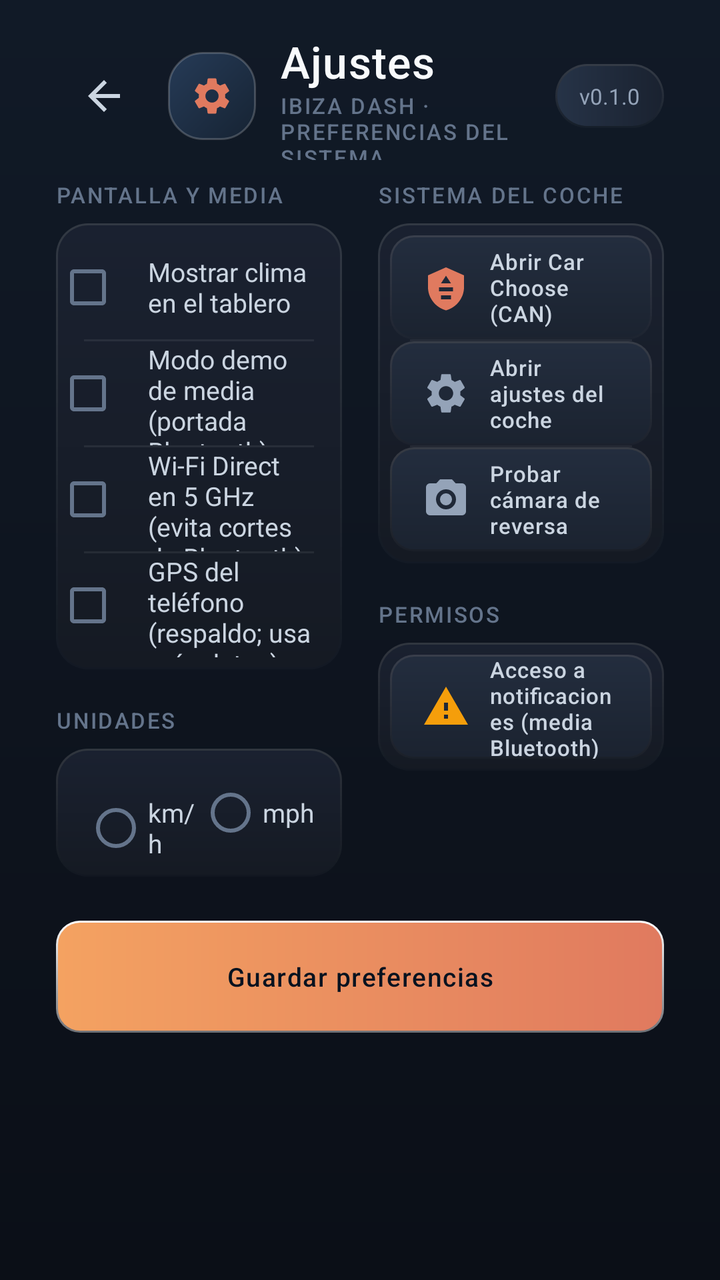
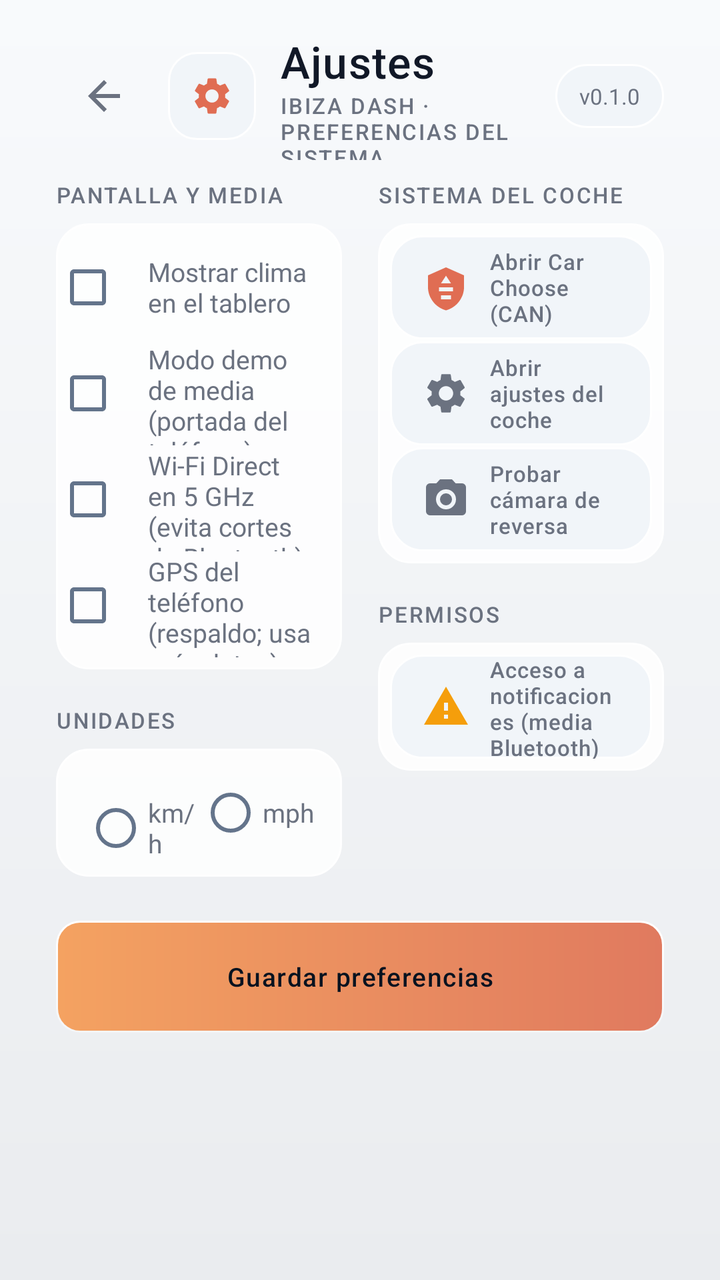

Compare the two renders of this Android layout. The source of the first and the diff that turns it into the second are given below.
<!-- AndroidManifest.xml: application theme Theme.IbizaDash -->
<!-- res/layout/activity_settings.xml -->
<?xml version="1.0" encoding="utf-8"?>
<ScrollView xmlns:android="http://schemas.android.com/apk/res/android"
    android:layout_width="match_parent"
    android:layout_height="match_parent"
    android:background="@drawable/bg_screen_gradient"
    android:fillViewport="true"
    android:scrollbars="none">

    <LinearLayout
        android:layout_width="match_parent"
        android:layout_height="wrap_content"
        android:orientation="vertical"
        android:paddingStart="28dp"
        android:paddingTop="16dp"
        android:paddingEnd="28dp"
        android:paddingBottom="28dp">

        
        <LinearLayout
            android:layout_width="match_parent"
            android:layout_height="64dp"
            android:gravity="center_vertical"
            android:orientation="horizontal">

            <ImageButton
                android:id="@+id/btnBack"
                android:layout_width="48dp"
                android:layout_height="48dp"
                android:background="?attr/selectableItemBackgroundBorderless"
                android:contentDescription="Atrás"
                android:padding="10dp"
                android:src="@drawable/ic_back"
                android:tint="@color/text_secondary" />

            <FrameLayout
                android:layout_width="44dp"
                android:layout_height="44dp"
                android:layout_marginStart="8dp"
                android:background="@drawable/bg_hero_badge">

                <ImageView
                    android:layout_width="22dp"
                    android:layout_height="22dp"
                    android:layout_gravity="center"
                    android:contentDescription="Ajustes"
                    android:src="@drawable/ic_settings"
                    android:tint="@color/accent_sky" />
            </FrameLayout>

            <LinearLayout
                android:layout_width="0dp"
                android:layout_height="wrap_content"
                android:layout_marginStart="12dp"
                android:layout_weight="1"
                android:orientation="vertical">

                <TextView
                    android:layout_width="wrap_content"
                    android:layout_height="wrap_content"
                    android:fontFamily="sans-serif-medium"
                    android:letterSpacing="0.02"
                    android:text="Ajustes"
                    android:textColor="@color/text_primary"
                    android:textSize="22sp" />

                <TextView
                    style="@style/Label"
                    android:layout_width="wrap_content"
                    android:layout_height="wrap_content"
                    android:text="IBIZA DASH · PREFERENCIAS DEL SISTEMA" />
            </LinearLayout>

            <TextView
                android:id="@+id/settingsVersion"
                android:layout_width="wrap_content"
                android:layout_height="32dp"
                android:background="@drawable/bg_chip_glass"
                android:fontFeatureSettings="tnum"
                android:gravity="center"
                android:paddingStart="12dp"
                android:paddingEnd="12dp"
                android:text="v0.1.0"
                android:textColor="@color/text_muted"
                android:textSize="11sp" />
        </LinearLayout>

        <LinearLayout
            android:layout_width="match_parent"
            android:layout_height="wrap_content"
            android:layout_marginTop="10dp"
            android:baselineAligned="false"
            android:orientation="horizontal">

            
            <LinearLayout
                android:layout_width="0dp"
                android:layout_height="wrap_content"
                android:layout_weight="1"
                android:orientation="vertical">

                <TextView
                    style="@style/Label"
                    android:layout_width="wrap_content"
                    android:layout_height="wrap_content"
                    android:text="PANTALLA Y MEDIA" />

                <LinearLayout
                    android:layout_width="match_parent"
                    android:layout_height="wrap_content"
                    android:layout_marginTop="7dp"
                    android:background="@drawable/bg_insight_card"
                    android:orientation="vertical"
                    android:paddingTop="6dp"
                    android:paddingBottom="6dp">

                    <CheckBox
                        android:id="@+id/showWeather"
                        android:layout_width="match_parent"
                        android:layout_height="52dp"
                        android:buttonTint="@color/checkbox_tint"
                        android:fontFamily="sans-serif"
                        android:gravity="center_vertical"
                        android:paddingStart="14dp"
                        android:paddingEnd="14dp"
                        android:text="Mostrar clima en el tablero"
                        android:textColor="@color/text_secondary"
                        android:textSize="13sp" />

                    <View
                        android:layout_width="match_parent"
                        android:layout_height="1dp"
                        android:layout_marginStart="14dp"
                        android:layout_marginEnd="14dp"
                        android:background="#12FFFFFF" />

                    <CheckBox
                        android:id="@+id/demoMedia"
                        android:layout_width="match_parent"
                        android:layout_height="52dp"
                        android:buttonTint="@color/checkbox_tint"
                        android:fontFamily="sans-serif"
                        android:gravity="center_vertical"
                        android:paddingStart="14dp"
                        android:paddingEnd="14dp"
                        android:text="Modo demo de media (portada Bluetooth)"
                        android:textColor="@color/text_secondary"
                        android:textSize="13sp" />

                    <View
                        android:layout_width="match_parent"
                        android:layout_height="1dp"
                        android:layout_marginStart="14dp"
                        android:layout_marginEnd="14dp"
                        android:background="#12FFFFFF" />

                    <CheckBox
                        android:id="@+id/p2p5ghz"
                        android:layout_width="match_parent"
                        android:layout_height="52dp"
                        android:buttonTint="@color/checkbox_tint"
                        android:fontFamily="sans-serif"
                        android:gravity="center_vertical"
                        android:paddingStart="14dp"
                        android:paddingEnd="14dp"
                        android:text="Wi-Fi Direct en 5 GHz (evita cortes de Bluetooth)"
                        android:textColor="@color/text_secondary"
                        android:textSize="13sp" />

                    <View
                        android:layout_width="match_parent"
                        android:layout_height="1dp"
                        android:layout_marginStart="14dp"
                        android:layout_marginEnd="14dp"
                        android:background="#12FFFFFF" />

                    <CheckBox
                        android:id="@+id/usePhoneGps"
                        android:layout_width="match_parent"
                        android:layout_height="52dp"
                        android:buttonTint="@color/checkbox_tint"
                        android:fontFamily="sans-serif"
                        android:gravity="center_vertical"
                        android:paddingStart="14dp"
                        android:paddingEnd="14dp"
                        android:text="GPS del teléfono (respaldo; usa más datos)"
                        android:textColor="@color/text_secondary"
                        android:textSize="13sp" />
                </LinearLayout>

                <TextView
                    style="@style/Label"
                    android:layout_width="wrap_content"
                    android:layout_height="wrap_content"
                    android:layout_marginTop="18dp"
                    android:text="UNIDADES" />

                <LinearLayout
                    android:layout_width="match_parent"
                    android:layout_height="wrap_content"
                    android:layout_marginTop="7dp"
                    android:background="@drawable/bg_insight_card"
                    android:gravity="center_vertical"
                    android:orientation="horizontal"
                    android:paddingStart="14dp"
                    android:paddingTop="6dp"
                    android:paddingEnd="14dp"
                    android:paddingBottom="6dp">

                    <RadioGroup
                        android:id="@+id/units"
                        android:layout_width="match_parent"
                        android:layout_height="wrap_content"
                        android:orientation="horizontal">

                        <RadioButton
                            android:id="@+id/unitKmh"
                            android:layout_width="0dp"
                            android:layout_height="52dp"
                            android:layout_weight="1"
                            android:buttonTint="@color/radio_tint"
                            android:gravity="center_vertical"
                            android:text="km/h"
                            android:textColor="@color/text_secondary"
                            android:textSize="13sp" />

                        <RadioButton
                            android:id="@+id/unitMph"
                            android:layout_width="0dp"
                            android:layout_height="52dp"
                            android:layout_weight="1"
                            android:buttonTint="@color/radio_tint"
                            android:gravity="center_vertical"
                            android:text="mph"
                            android:textColor="@color/text_secondary"
                            android:textSize="13sp" />
                    </RadioGroup>
                </LinearLayout>
            </LinearLayout>

            <Space
                android:layout_width="18dp"
                android:layout_height="match_parent" />

            
            <LinearLayout
                android:layout_width="0dp"
                android:layout_height="wrap_content"
                android:layout_weight="1"
                android:orientation="vertical">

                <TextView
                    style="@style/Label"
                    android:layout_width="wrap_content"
                    android:layout_height="wrap_content"
                    android:text="SISTEMA DEL COCHE" />

                <LinearLayout
                    android:layout_width="match_parent"
                    android:layout_height="wrap_content"
                    android:layout_marginTop="7dp"
                    android:background="@drawable/bg_insight_card"
                    android:orientation="vertical"
                    android:padding="6dp">

                    <Button
                        android:id="@+id/btnCarChoose"
                        style="@style/SettingsActionButton"
                        android:layout_width="match_parent"
                        android:drawableStart="@drawable/ic_can"
                        android:drawableTint="@color/accent_sky"
                        android:text="Abrir Car Choose (CAN)" />

                    <View
                        android:layout_width="match_parent"
                        android:layout_height="1dp"
                        android:layout_marginStart="10dp"
                        android:layout_marginEnd="10dp"
                        android:background="#0FFFFFFF" />

                    <Button
                        android:id="@+id/btnCarSettings"
                        style="@style/SettingsActionButton"
                        android:layout_width="match_parent"
                        android:drawableStart="@drawable/ic_settings"
                        android:drawableTint="@color/text_muted"
                        android:text="Abrir ajustes del coche" />

                    <View
                        android:layout_width="match_parent"
                        android:layout_height="1dp"
                        android:layout_marginStart="10dp"
                        android:layout_marginEnd="10dp"
                        android:background="#0FFFFFFF" />

                    <Button
                        android:id="@+id/btnReverse"
                        style="@style/SettingsActionButton"
                        android:layout_width="match_parent"
                        android:drawableStart="@drawable/ic_camera"
                        android:drawableTint="@color/text_muted"
                        android:text="Probar cámara de reversa" />
                </LinearLayout>

                <TextView
                    style="@style/Label"
                    android:layout_width="wrap_content"
                    android:layout_height="wrap_content"
                    android:layout_marginTop="18dp"
                    android:text="PERMISOS" />

                <LinearLayout
                    android:layout_width="match_parent"
                    android:layout_height="wrap_content"
                    android:layout_marginTop="7dp"
                    android:background="@drawable/bg_insight_card"
                    android:orientation="vertical"
                    android:padding="6dp">

                    <Button
                        android:id="@+id/btnNotificationAccess"
                        style="@style/SettingsActionButton"
                        android:layout_width="match_parent"
                        android:drawableStart="@drawable/ic_alert"
                        android:drawableTint="@color/amber"
                        android:text="Acceso a notificaciones (media Bluetooth)" />
                </LinearLayout>
            </LinearLayout>
        </LinearLayout>

        <Button
            android:id="@+id/btnSave"
            style="@style/PrimaryButton"
            android:layout_width="match_parent"
            android:layout_marginTop="22dp"
            android:text="Guardar preferencias" />
    </LinearLayout>
</ScrollView>
<!-- resources referenced by this layout -->
<resources>
  <color name="text_muted">#94A3B8</color>
  <color name="text_primary">#F8FAFC</color>
  <color name="text_secondary">#CBD5E1</color>
  <!-- drawable bg_chip_glass (drawable) -->
  <?xml version="1.0" encoding="utf-8"?>
  <layer-list xmlns:android="http://schemas.android.com/apk/res/android">
      <item>
          <shape>
              <gradient
                  android:angle="270"
                  android:endColor="#05FFFFFF"
                  android:startColor="#26FFFFFF" />
              <corners android:radius="18dp" />
          </shape>
      </item>
      <item
          android:bottom="1dp"
          android:left="1dp"
          android:right="1dp"
          android:top="1dp">
          <shape>
              <gradient
                  android:angle="0"
                  android:endColor="#1A2230"
                  android:startColor="#263347" />
              <corners android:radius="17dp" />
          </shape>
      </item>
  </layer-list>
  <!-- drawable bg_hero_badge (drawable) -->
  <?xml version="1.0" encoding="utf-8"?>
  <shape xmlns:android="http://schemas.android.com/apk/res/android">
      <gradient
          android:angle="315"
          android:endColor="#162333"
          android:startColor="#263B57" />
      <corners android:radius="17dp" />
      <stroke
          android:width="1dp"
          android:color="#33FFFFFF" />
  </shape>
  <!-- drawable bg_insight_card (drawable) -->
  <?xml version="1.0" encoding="utf-8"?>
  <layer-list xmlns:android="http://schemas.android.com/apk/res/android">
      <item>
          <shape>
              <gradient
                  android:angle="270"
                  android:endColor="#05FFFFFF"
                  android:startColor="#24FFFFFF" />
              <corners android:radius="16dp" />
          </shape>
      </item>
      <item
          android:bottom="1dp"
          android:left="1dp"
          android:right="1dp"
          android:top="1dp">
          <shape>
              <gradient
                  android:angle="270"
                  android:endColor="#151A23"
                  android:startColor="#1A2130" />
              <corners android:radius="15dp" />
          </shape>
      </item>
  </layer-list>
  <!-- drawable bg_screen_gradient (drawable) -->
  <?xml version="1.0" encoding="utf-8"?>
  <shape xmlns:android="http://schemas.android.com/apk/res/android">
      <gradient
          android:angle="270"
          android:endColor="#0B0F17"
          android:startColor="#111A27" />
  </shape>
  <style name="Theme.IbizaDash" parent="Theme.AppCompat.NoActionBar">
          <item name="android:windowBackground">@color/obsidian_900</item>
          <item name="android:windowFullscreen">true</item>
          <item name="android:windowContentOverlay">@null</item>
          <item name="android:statusBarColor">@android:color/transparent</item>
          <item name="android:navigationBarColor">@android:color/transparent</item>
          <item name="android:windowLightStatusBar">false</item>
          <item name="colorPrimary">@color/accent_sky</item>
          <item name="colorPrimaryDark">@color/obsidian_900</item>
          <item name="colorAccent">@color/accent_sky</item>
          <item name="android:textColorPrimary">@color/text_primary</item>
          <item name="android:textColorSecondary">@color/text_muted</item>
      </style>
  <color name="text_faint">#64748B</color>
  <!-- drawable bg_action_pill (drawable) -->
  <?xml version="1.0" encoding="utf-8"?>
  <ripple xmlns:android="http://schemas.android.com/apk/res/android"
      android:color="#33E07A5F">
      <item>
          <layer-list>
              <item>
                  <shape>
                      <gradient
                          android:angle="270"
                          android:endColor="#05FFFFFF"
                          android:startColor="#22FFFFFF" />
                      <corners android:radius="12dp" />
                  </shape>
              </item>
              <item
                  android:bottom="1dp"
                  android:left="1dp"
                  android:right="1dp"
                  android:top="1dp">
                  <shape>
                      <gradient
                          android:angle="270"
                          android:endColor="#1B2330"
                          android:startColor="#232D3E" />
                      <corners android:radius="11dp" />
                  </shape>
              </item>
          </layer-list>
      </item>
  </ripple>
  <!-- unchanged entries left out for length: 13 -->
</resources>

<!-- the commit's change to res/layout/activity_settings.xml (unified diff, before → after) -->
@@ -2,7 +2,7 @@
 <ScrollView xmlns:android="http://schemas.android.com/apk/res/android"
     android:layout_width="match_parent"
     android:layout_height="match_parent"
-    android:background="@drawable/bg_screen_gradient"
+    android:background="@drawable/bg_screen"
     android:fillViewport="true"
     android:scrollbars="none">
 
@@ -44,7 +44,7 @@
                     android:layout_gravity="center"
                     android:contentDescription="Ajustes"
                     android:src="@drawable/ic_settings"
-                    android:tint="@color/accent_sky" />
+                    android:tint="@color/accent_primary" />
             </FrameLayout>
 
             <LinearLayout
@@ -142,7 +142,7 @@
                         android:gravity="center_vertical"
                         android:paddingStart="14dp"
                         android:paddingEnd="14dp"
-                        android:text="Modo demo de media (portada Bluetooth)"
+                        android:text="Modo demo de media (portada del teléfono)"
                         android:textColor="@color/text_secondary"
                         android:textSize="13sp" />
 
@@ -267,7 +267,7 @@
                         style="@style/SettingsActionButton"
                         android:layout_width="match_parent"
                         android:drawableStart="@drawable/ic_can"
-                        android:drawableTint="@color/accent_sky"
+                        android:drawableTint="@color/accent_primary"
                         android:text="Abrir Car Choose (CAN)" />
 
                     <View
<!-- resource entries referenced after the edit -->
@@ -1,82 +1,40 @@
 <!-- resources referenced by this layout -->
 <resources>
-  <color name="text_muted">#94A3B8</color>
-  <color name="text_primary">#F8FAFC</color>
-  <color name="text_secondary">#CBD5E1</color>
+  <color name="accent_primary">#E06D53</color>
+  <color name="text_muted">#6B7280</color>
+  <color name="text_primary">#111827</color>
+  <color name="text_secondary">#6B7280</color>
   <!-- drawable bg_chip_glass (drawable) -->
   <?xml version="1.0" encoding="utf-8"?>
-  <layer-list xmlns:android="http://schemas.android.com/apk/res/android">
-      <item>
-          <shape>
-              <gradient
-                  android:angle="270"
-                  android:endColor="#05FFFFFF"
-                  android:startColor="#26FFFFFF" />
-              <corners android:radius="18dp" />
-          </shape>
-      </item>
-      <item
-          android:bottom="1dp"
-          android:left="1dp"
-          android:right="1dp"
-          android:top="1dp">
-          <shape>
-              <gradient
-                  android:angle="0"
-                  android:endColor="#1A2230"
-                  android:startColor="#263347" />
-              <corners android:radius="17dp" />
-          </shape>
-      </item>
-  </layer-list>
+  <shape xmlns:android="http://schemas.android.com/apk/res/android">
+      <solid android:color="@color/bg_pill" />
+      <corners android:radius="18dp" />
+      <stroke android:width="1dp" android:color="@color/stroke_card" />
+  </shape>
   <!-- drawable bg_hero_badge (drawable) -->
   <?xml version="1.0" encoding="utf-8"?>
   <shape xmlns:android="http://schemas.android.com/apk/res/android">
-      <gradient
-          android:angle="315"
-          android:endColor="#162333"
-          android:startColor="#263B57" />
-      <corners android:radius="17dp" />
-      <stroke
-          android:width="1dp"
-          android:color="#33FFFFFF" />
+      <solid android:color="@color/bg_pill" />
+      <corners android:radius="14dp" />
+      <stroke android:width="1dp" android:color="@color/stroke_card" />
   </shape>
   <!-- drawable bg_insight_card (drawable) -->
   <?xml version="1.0" encoding="utf-8"?>
-  <layer-list xmlns:android="http://schemas.android.com/apk/res/android">
-      <item>
-          <shape>
-              <gradient
-                  android:angle="270"
-                  android:endColor="#05FFFFFF"
-                  android:startColor="#24FFFFFF" />
-              <corners android:radius="16dp" />
-          </shape>
-      </item>
-      <item
-          android:bottom="1dp"
-          android:left="1dp"
-          android:right="1dp"
-          android:top="1dp">
-          <shape>
-              <gradient
-                  android:angle="270"
-                  android:endColor="#151A23"
-                  android:startColor="#1A2130" />
-              <corners android:radius="15dp" />
-          </shape>
-      </item>
-  </layer-list>
-  <!-- drawable bg_screen_gradient (drawable) -->
+  <shape xmlns:android="http://schemas.android.com/apk/res/android">
+      <solid android:color="@color/bg_card" />
+      <corners android:radius="16dp" />
+      <stroke android:width="1dp" android:color="@color/stroke_card" />
+  </shape>
+  <!-- drawable bg_screen (drawable) -->
   <?xml version="1.0" encoding="utf-8"?>
-  <shape xmlns:android="http://schemas.android.com/apk/res/android">
+  <shape xmlns:android="http://schemas.android.com/apk/res/android" android:shape="rectangle">
       <gradient
           android:angle="270"
-          android:endColor="#0B0F17"
-          android:startColor="#111A27" />
+          android:startColor="#F8FAFC"
+          android:endColor="#EAECEF" />
   </shape>
   <style name="Theme.IbizaDash" parent="Theme.AppCompat.NoActionBar">
-          <item name="android:windowBackground">@color/obsidian_900</item>
+          <item name="android:windowBackground">@color/bg_screen</item>
           <item name="android:windowFullscreen">true</item>
           <item name="android:windowContentOverlay">@null</item>
           <item name="android:statusBarColor">@android:color/transparent</item>
@@ -88,38 +46,18 @@
           <item name="android:textColorPrimary">@color/text_primary</item>
           <item name="android:textColorSecondary">@color/text_muted</item>
       </style>
-  <color name="text_faint">#64748B</color>
+  <color name="bg_pill">#F1F5F9</color>
+  <color name="stroke_card">#FFFFFF</color>
+  <color name="bg_card">#D9FFFFFF</color>
+  <color name="text_faint">#6B7280</color>
   <!-- drawable bg_action_pill (drawable) -->
   <?xml version="1.0" encoding="utf-8"?>
-  <ripple xmlns:android="http://schemas.android.com/apk/res/android"
-      android:color="#33E07A5F">
-      <item>
-          <layer-list>
-              <item>
-                  <shape>
-                      <gradient
-                          android:angle="270"
-                          android:endColor="#05FFFFFF"
-                          android:startColor="#22FFFFFF" />
-                      <corners android:radius="12dp" />
-                  </shape>
-              </item>
-              <item
-                  android:bottom="1dp"
-                  android:left="1dp"
-                  android:right="1dp"
-                  android:top="1dp">
-                  <shape>
-                      <gradient
-                          android:angle="270"
-                          android:endColor="#1B2330"
-                          android:startColor="#232D3E" />
-                      <corners android:radius="11dp" />
-                  </shape>
-              </item>
-          </layer-list>
-      </item>
-  </ripple>
+  <shape xmlns:android="http://schemas.android.com/apk/res/android">
+      <solid android:color="@color/bg_pill" />
+      <corners android:radius="16dp" />
+      <stroke android:width="1dp" android:color="@color/stroke_card" />
+  </shape>
+  <color name="bg_screen">#F8FAFC</color>
   <!-- unchanged entries left out for length: 13 -->
 </resources>
 
